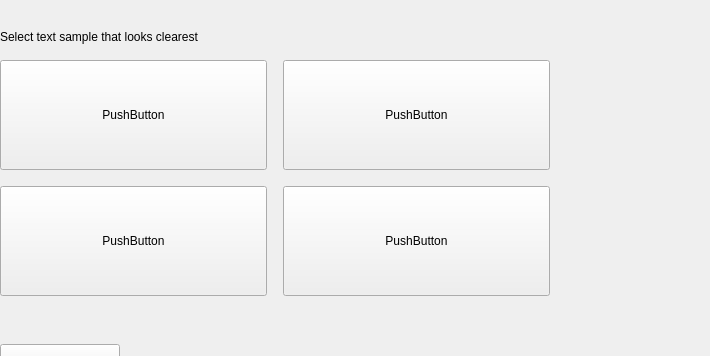
This is plugins/personalized/fonts/fonts.ui in ukui/ukui-control-center as Qt 5 draws it before an edit; both pictures show x 0 to 710 and y 560 to 916 of the 817 by 1086 pixel window. The edited form follows.
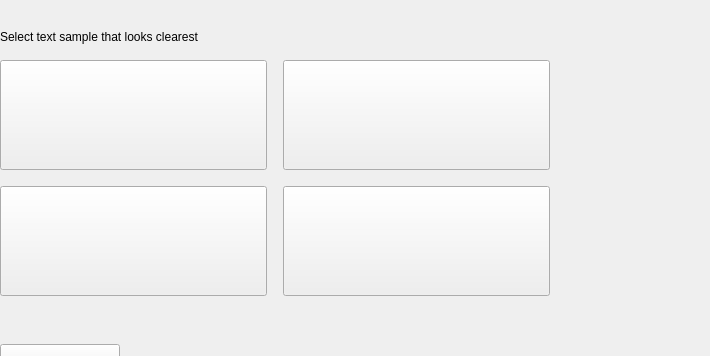
This is the edited form.

```diff
--- a/plugins/personalized/fonts/fonts.ui
+++ b/plugins/personalized/fonts/fonts.ui
@@ -1101,7 +1101,7 @@
         </size>
        </property>
        <property name="text">
-        <string>PushButton</string>
+        <string/>
        </property>
        <property name="checkable">
         <bool>true</bool>
@@ -1126,7 +1126,7 @@
         </size>
        </property>
        <property name="text">
-        <string>PushButton</string>
+        <string/>
        </property>
        <property name="checkable">
         <bool>true</bool>
@@ -1187,7 +1187,7 @@
         </size>
        </property>
        <property name="text">
-        <string>PushButton</string>
+        <string/>
        </property>
        <property name="checkable">
         <bool>true</bool>
@@ -1212,7 +1212,7 @@
         </size>
        </property>
        <property name="text">
-        <string>PushButton</string>
+        <string/>
        </property>
        <property name="checkable">
         <bool>true</bool>
```
Left out of the diff: 2 changed lines with no effect on the pictures.
